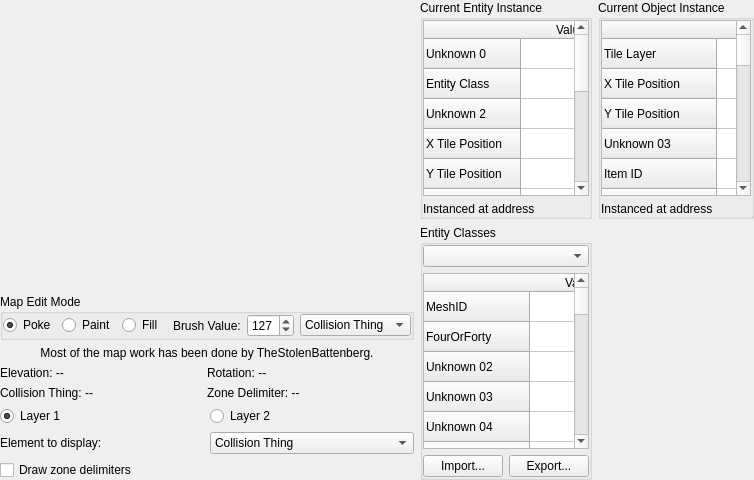
Old version of the form Tools/KFModTool/mapeditwidget.ui in the repository IvanDSM/KingsFieldRE.
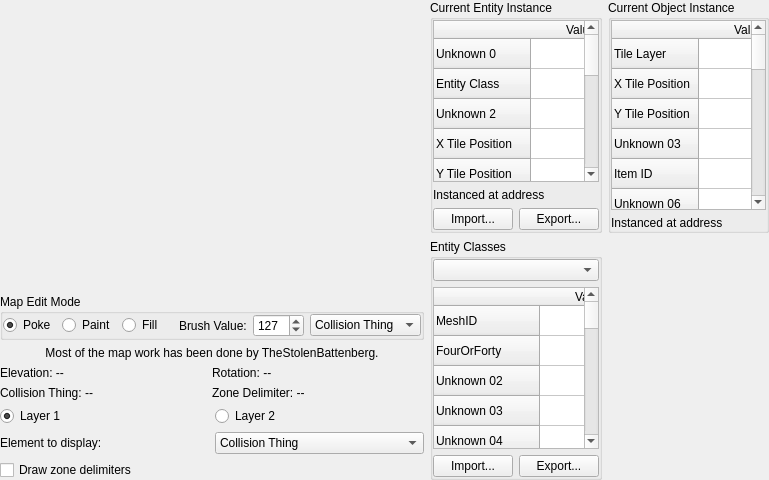
New version of the form. Icons and pictures are not drawn. Custom widgets are drawn as their Qt base class.

Diff of the .ui file:
```diff
--- a/Tools/KFModTool/mapeditwidget.ui
+++ b/Tools/KFModTool/mapeditwidget.ui
@@ -6,7 +6,7 @@
    <rect>
     <x>0</x>
     <y>0</y>
-    <width>754</width>
+    <width>769</width>
     <height>480</height>
    </rect>
   </property>
@@ -414,11 +414,6 @@
              <string>Item ID</string>
             </property>
            </row>
-           <row>
-            <property name="text">
-             <string>Unknown 05</string>
-            </property>
-           </row>
            <row>
             <property name="text">
              <string>Unknown 06</string>
@@ -461,52 +456,52 @@
            </row>
            <row>
             <property name="text">
-             <string>Unknown 0E</string>
+             <string>Flags[0]</string>
             </property>
            </row>
            <row>
             <property name="text">
-             <string>Unknown 0F</string>
+             <string>Flags[1]</string>
             </property>
            </row>
            <row>
             <property name="text">
-             <string>Key ID (?)</string>
+             <string>Flags[2]</string>
             </property>
            </row>
            <row>
             <property name="text">
-             <string>Unknown 11</string>
+             <string>Flags[3]</string>
             </property>
            </row>
            <row>
             <property name="text">
-             <string>Instance Contained</string>
+             <string>Flags[4]</string>
             </property>
            </row>
            <row>
             <property name="text">
-             <string>Unknown 13</string>
+             <string>Flags[5]</string>
             </property>
            </row>
            <row>
             <property name="text">
-             <string>Unknown 14</string>
+             <string>Flags[6]</string>
             </property>
            </row>
            <row>
             <property name="text">
-             <string>Unknown 15</string>
+             <string>Flags[7]</string>
             </property>
            </row>
            <row>
             <property name="text">
-             <string>Unknown 16</string>
+             <string>Flags[8]</string>
             </property>
            </row>
            <row>
             <property name="text">
-             <string>Unknown 17</string>
+             <string>Flags[9]</string>
             </property>
            </row>
            <column>
@@ -634,6 +629,44 @@
            </property>
           </widget>
          </item>
+         <item>
+          <widget class="QFrame" name="entityInstanceManipulationFrame">
+           <property name="frameShape">
+            <enum>QFrame::NoFrame</enum>
+           </property>
+           <property name="frameShadow">
+            <enum>QFrame::Plain</enum>
+           </property>
+           <layout class="QHBoxLayout" name="horizontalLayout_6">
+            <property name="leftMargin">
+             <number>0</number>
+            </property>
+            <property name="topMargin">
+             <number>0</number>
+            </property>
+            <property name="rightMargin">
+             <number>0</number>
+            </property>
+            <property name="bottomMargin">
+             <number>0</number>
+            </property>
+            <item>
+             <widget class="QPushButton" name="entityInstanceImport">
+              <property name="text">
+               <string>Import...</string>
+              </property>
+             </widget>
+            </item>
+            <item>
+             <widget class="QPushButton" name="entityInstanceExport">
+              <property name="text">
+               <string>Export...</string>
+              </property>
+             </widget>
+            </item>
+           </layout>
+          </widget>
+         </item>
         </layout>
        </widget>
       </item>
```
